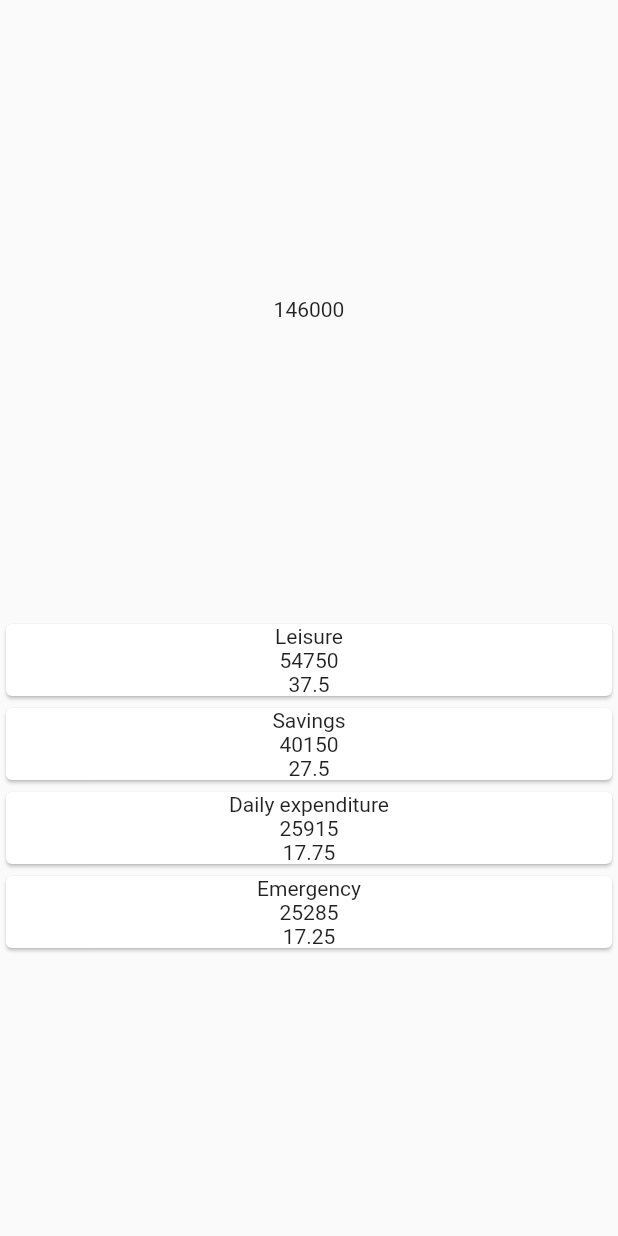
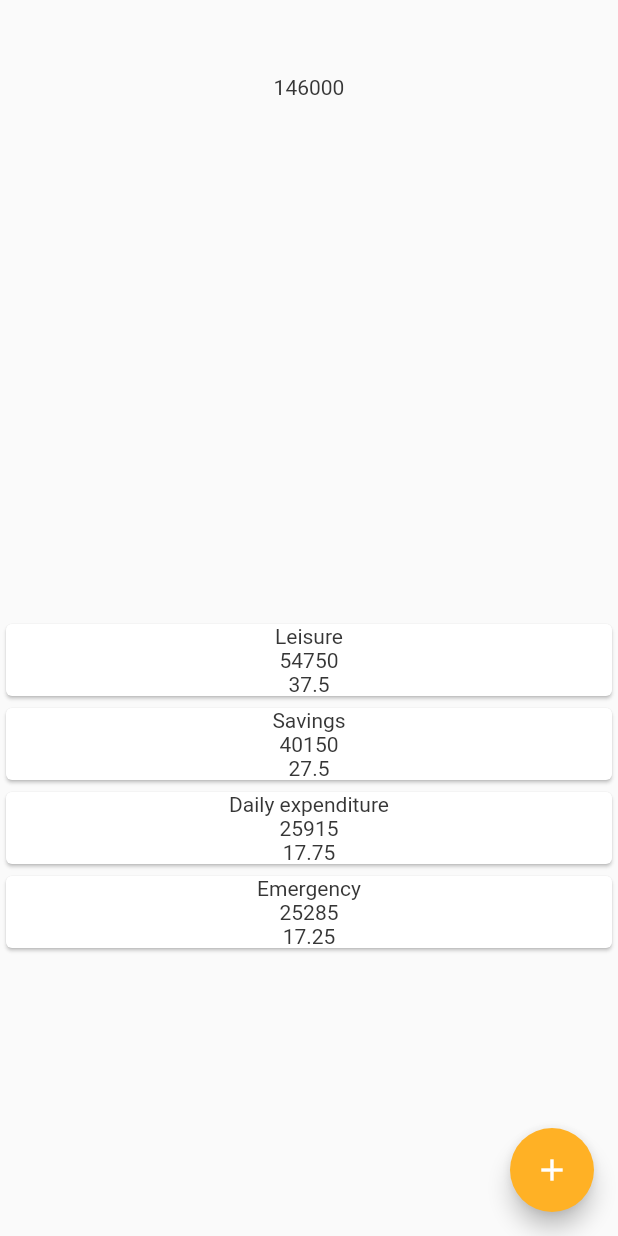
Before and after one commit to RichardMbingi/proportions, a Flutter app: the screen it shows after launch, on a phone screen of 412 x 824 dp. Run offline on Flutter 3.47's test engine with Material 2 defaults, Android fonts, the phone set to English and light mode, and no system bars.

Commit message:
Added floating action button and card alignment

```diff
--- a/lib/src/app.dart
+++ b/lib/src/app.dart
@@ -6,7 +6,12 @@ class App extends StatelessWidget {
   Widget build(BuildContext context) {
     return new MaterialApp(
       title: "List in Flutter",
-      home: HomeScreen()
+      home: HomeScreen(),
+      theme: ThemeData(
+        textTheme: TextTheme(
+          body1: TextStyle(color: Color(0xFF363636)),
+        ),
+      ),
     );
   }
 }
--- a/lib/src/screens/home.dart
+++ b/lib/src/screens/home.dart
@@ -24,6 +24,11 @@ class HomeScreen extends StatelessWidget {
           ),
         ],
       ),
+      floatingActionButton: FloatingActionButton(
+        onPressed: null,
+        backgroundColor: Color(0xFFFFB125),
+        child: Icon(Icons.add),
+      ),
     );
   }
 }
--- a/lib/src/widgets/category_card.dart
+++ b/lib/src/widgets/category_card.dart
@@ -11,6 +11,7 @@ final List<Category> categoryList = [
 Widget buildCategoryCard(BuildContext context, int index) {
   final category = categoryList[index];
 
+//?Card
   return Container(
     child: Card(
       child: Column(
--- a/lib/src/widgets/total_amount.dart
+++ b/lib/src/widgets/total_amount.dart
@@ -1,14 +1,12 @@
 import 'package:flutter/material.dart';
 import '../models/models.dart';
-import '../widgets/category_card.dart';
 
 final total = TotalAmount(146000);
 
 Widget buildTotalAmountCard() {
-
   return Container(
-    child: Center(
-      child: Text(total.total_amount.toString()),
-    ),
+    padding: EdgeInsets.only(top: 50.0),
+    alignment: Alignment.topCenter,
+    child: Text(total.total_amount.toString()),
   );
 }
```
